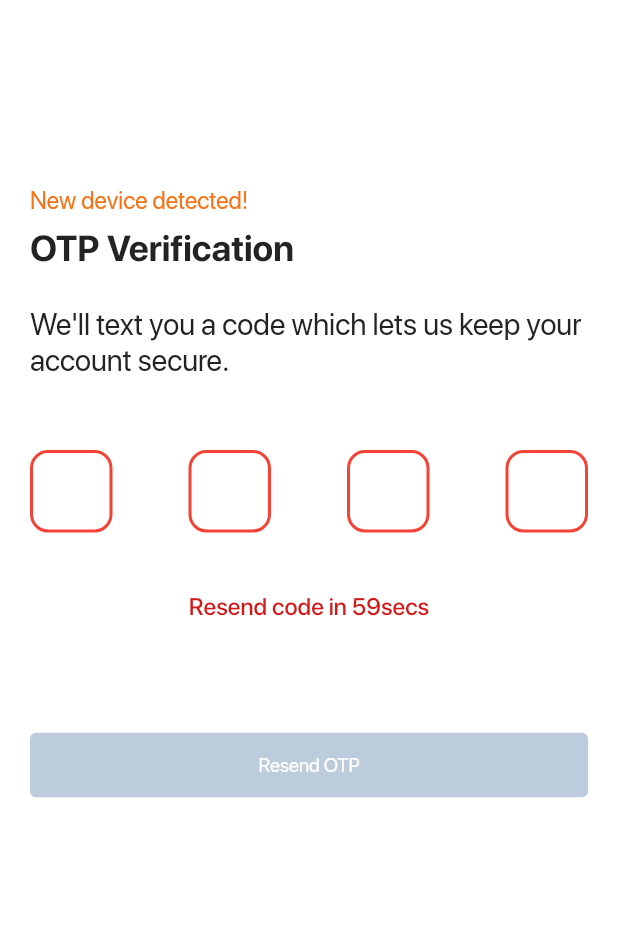
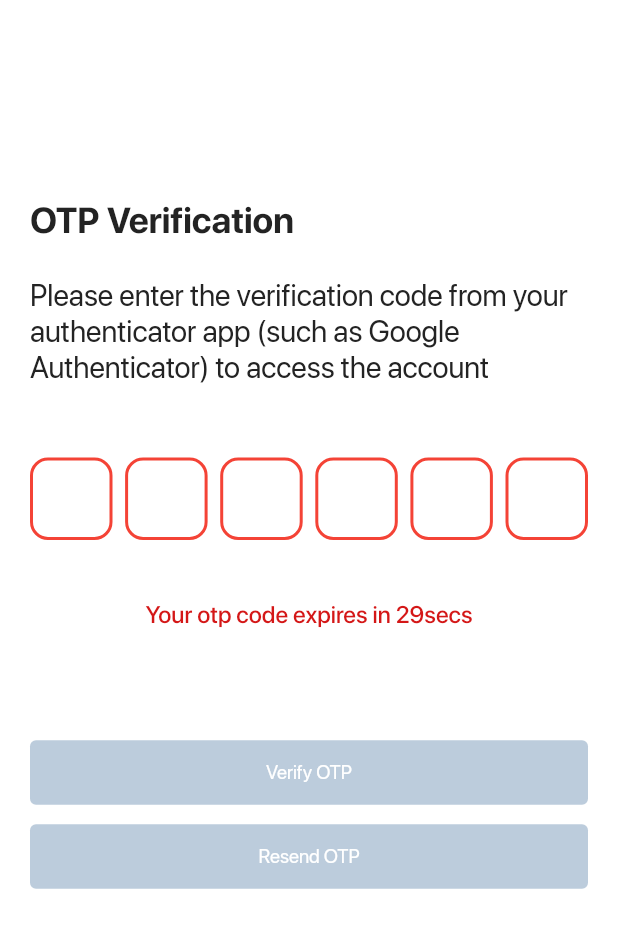
Before and after one commit to jiwantadhital/mdabali_report, a Flutter app: the OTPVerificationPage screen opened directly with empty values, on a phone screen of 412 x 824 dp. Shown: the top 928 px of the screen. Run offline on Flutter 3.47's test engine with Material 3 defaults, Android fonts, the phone set to English and light mode, and no system bars; drawn by our look-alikes of pin_code_fields; our stand-ins replace bloc, equatable, fl_chart, flutter_bloc, flutter_sizer, get and 4 more; missing offline and left inert: nepali_date_picker; accounts and stored records are empty.

Commit message:
changed reset timer

```diff
--- a/lib/controller/o_t_p_controller.dart
+++ b/lib/controller/o_t_p_controller.dart
@@ -7,7 +7,7 @@ import 'package:mdabali_report/view/dash_board_page.dart';
 class OTPController extends GetxController {
   var isCodeExpired = false.obs;
   var otp = ''.obs;
-  var remainingTime = 60.obs;
+  var remainingTime = 30.obs;
   Timer? timer;
   TextEditingController otpController = TextEditingController();
 
@@ -28,8 +28,9 @@ class OTPController extends GetxController {
     });
   }
 
+
   void resendCode() {
-    remainingTime.value = 60;
+    remainingTime.value = 30;
     isCodeExpired.value = false;
     otp.value = '';
     otpController.clear();
@@ -39,14 +40,14 @@ class OTPController extends GetxController {
   }
 
   void verifyOtp(String enteredOtp) {
-    var correctOtp = '1234';
+    var correctOtp = '123456';
     if (isCodeExpired.value) {
       Get.snackbar('Error', 'OTP has expired. Please resend OTP');
     } else if (correctOtp == enteredOtp) {
       Get.snackbar('Success', 'OTP verified successfully');
       Get.off(() => DashBoardPage());
     } else {
-      Get.snackbar('Invalid', 'Inavild OTP code.Try again! ');
+      Get.snackbar('Invalid', 'Invalid OTP code.Try again! ');
     }
   }
 
--- a/lib/view/o_t_p_verification_page.dart
+++ b/lib/view/o_t_p_verification_page.dart
@@ -1,6 +1,7 @@
 import 'package:flutter/material.dart';
 import 'package:get/get.dart';
 import 'package:mdabali_report/controller/o_t_p_controller.dart';
+import 'package:mdabali_report/view/dash_board_page.dart';
 import 'package:mdabali_report/view/extracted_widgets/custom_text.dart';
 import 'package:mdabali_report/view/extracted_widgets/extracted_button.dart';
 import 'package:pin_code_fields/pin_code_fields.dart';
@@ -34,11 +35,11 @@ class _OTPVerificationPageState extends State<OTPVerificationPage> {
             const SizedBox(
               height: 48,
             ),
-            CustomText(
-              text: 'New device detected!',
-              fontSize: 16,
-              color: colorScheme.inverseSurface,
-            ),
+            // CustomText(
+            //   text: 'New device detected!',
+            //   fontSize: 16,
+            //   color: colorScheme.inverseSurface,
+            // ),
             const SizedBox(
               height: 8,
             ),
@@ -54,7 +55,7 @@ class _OTPVerificationPageState extends State<OTPVerificationPage> {
             ),
             CustomText(
               text:
-                  "We'll text you a code which lets us keep your account secure.",
+                  "Please enter the verification code from your authenticator app (such as Google Authenticator) to access the account",
               fontSize: 20,
               textAlign: TextAlign.start,
               color: colorScheme.onSurface,
@@ -65,11 +66,11 @@ class _OTPVerificationPageState extends State<OTPVerificationPage> {
             Obx(
               () => PinCodeTextField(
                 appContext: context,
-                length:4,
+                length:6,
                 controller: controller.otpController,
-                onCompleted: (value) {
-                  controller.verifyOtp(value);
-                },
+                // onCompleted: (value) {
+                //   controller.verifyOtp(value);
+                // },
                 pinTheme: PinTheme(
                   shape: PinCodeFieldShape.box,
                   borderRadius: BorderRadius.circular(12),
@@ -99,7 +100,7 @@ class _OTPVerificationPageState extends State<OTPVerificationPage> {
               child: Obx(() => CustomText(
                     text: controller.isCodeExpired.value
                         ? ' '
-                        : 'Resend code in ${controller.remainingTime.value}secs',
+                        : 'Your otp code expires in ${controller.remainingTime.value}secs',
                     fontSize: 16,
                     color: colorScheme.error,
                     textAlign: TextAlign.center,
@@ -108,6 +109,16 @@ class _OTPVerificationPageState extends State<OTPVerificationPage> {
             ),
             const SizedBox(
               height: 72,
+            ),
+
+            LoginButton(
+                text: 'Verify OTP',
+                onPress:controller.otpController.text==controller.verifyOtp?Get.to(DashBoardPage()):null
+                // (){
+                //   if(controller.otpController.text== controller.verifyOtp){
+                //     Get.to(DashBoardPage())
+                //   }
+                // },
             ),
             Obx(() => LoginButton(
                   color: Colors.blue,
```
